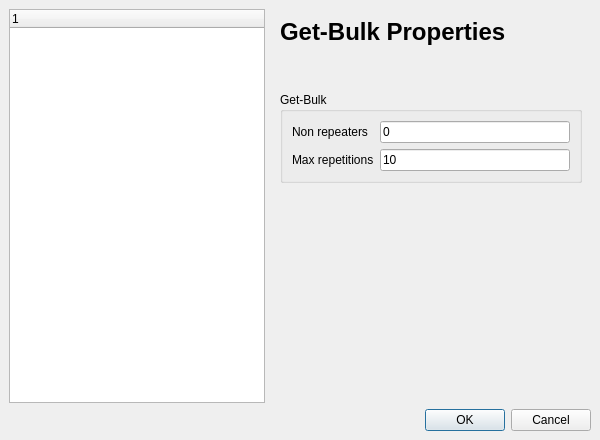
Before: the Qt Designer form app/agentprofile.ui in verrio/snmpb, drawn with Qt 5.
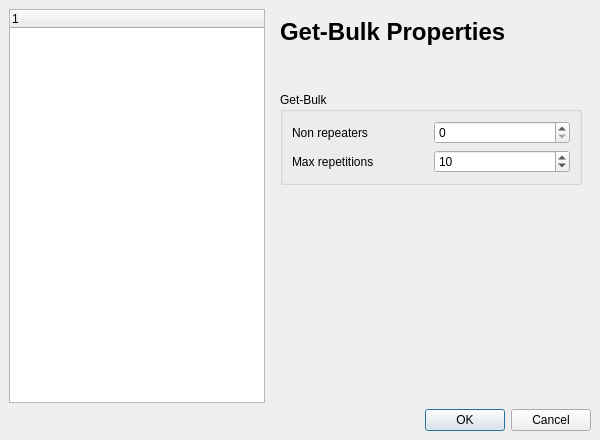
After: the same form once the commit is applied. The open tabs and pages were chosen to show the change. Icons and pictures are not drawn.

```diff
--- a/app/agentprofile.ui
+++ b/app/agentprofile.ui
@@ -401,16 +401,16 @@
            <number>6</number>
           </property>
           <item row="1" column="1" >
-           <widget class="QLineEdit" name="MaxRepetitions" >
-            <property name="text" >
-             <string>10</string>
+           <widget class="QSpinBox" name="MaxRepetitions" >
+            <property name="value" >
+             <number>10</number>
             </property>
            </widget>
           </item>
           <item row="0" column="1" >
-           <widget class="QLineEdit" name="NonRepeaters" >
-            <property name="text" >
-             <string>0</string>
+           <widget class="QSpinBox" name="NonRepeaters" >
+            <property name="value" >
+             <number>0</number>
             </property>
            </widget>
           </item>
```
Left out of the diff: 14 changed lines with no effect on the pictures.
